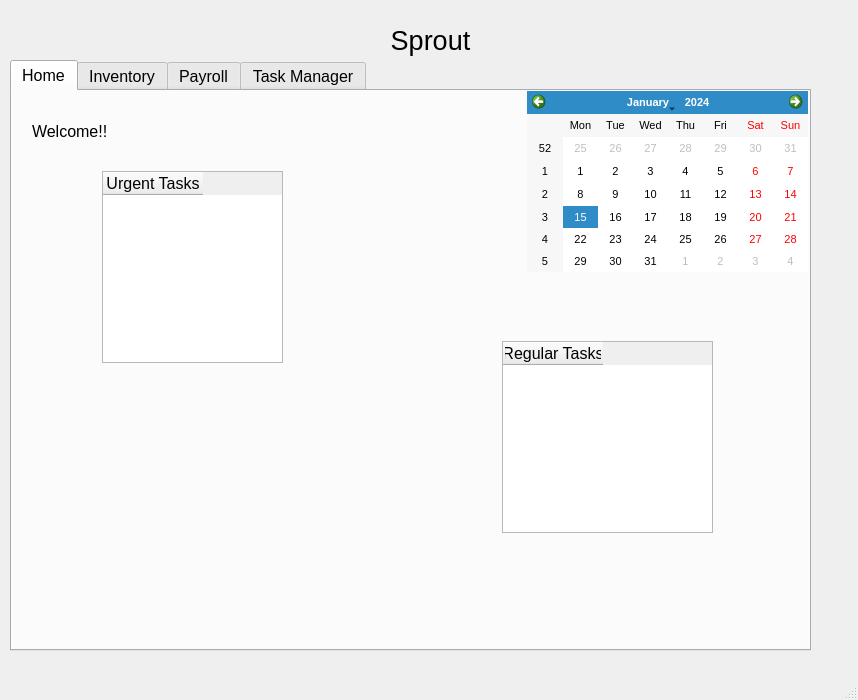
Old version of the form FarmingSystemManager/mainwindow.ui in the repository ryan-ghosh/FarmerSystemManager.
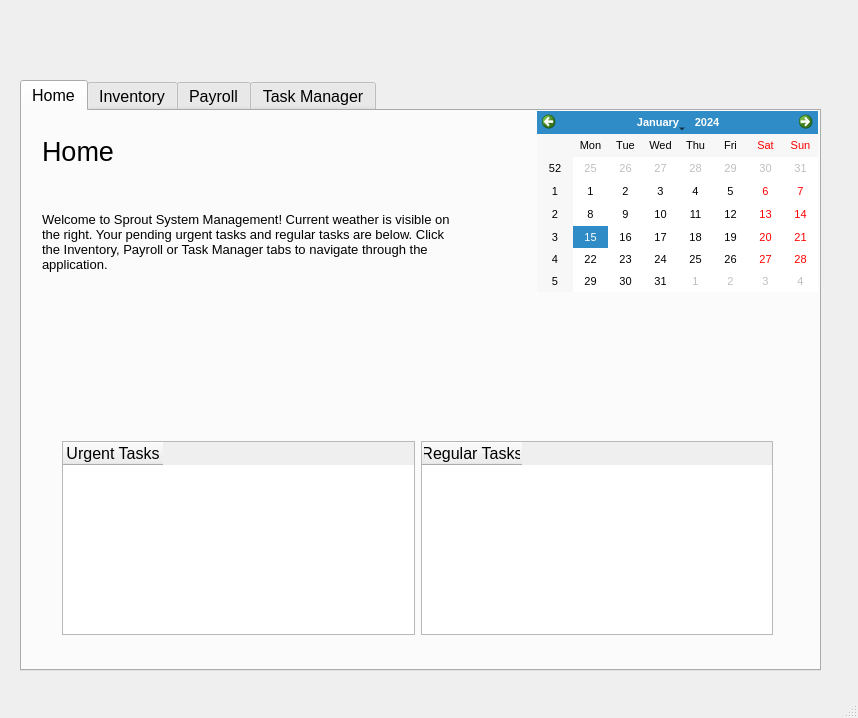
New version of the form. The open tabs and pages were chosen to show the change. Icons and pictures are not drawn.

Commit message: everything except weather done

Diff of the .ui file:
```diff
--- a/FarmingSystemManager/mainwindow.ui
+++ b/FarmingSystemManager/mainwindow.ui
@@ -7,7 +7,7 @@
     <x>0</x>
     <y>0</y>
     <width>858</width>
-    <height>700</height>
+    <height>718</height>
    </rect>
   </property>
   <property name="windowTitle">
@@ -17,8 +17,8 @@
    <widget class="QTabWidget" name="tabWidget">
     <property name="geometry">
      <rect>
-      <x>10</x>
-      <y>60</y>
+      <x>20</x>
+      <y>80</y>
       <width>801</width>
       <height>591</height>
      </rect>
@@ -71,43 +71,69 @@
        <rect>
         <x>20</x>
         <y>20</y>
-        <width>81</width>
-        <height>41</height>
-       </rect>
-      </property>
-      <property name="text">
-       <string>Welcome!!</string>
-      </property>
-     </widget>
-     <widget class="QTableWidget" name="urgentTaskTable">
-      <property name="geometry">
-       <rect>
-        <x>90</x>
-        <y>80</y>
-        <width>181</width>
-        <height>192</height>
-       </rect>
-      </property>
-      <column>
-       <property name="text">
-        <string>Urgent Tasks</string>
-       </property>
-      </column>
-     </widget>
-     <widget class="QTableWidget" name="regularTaskTable">
-      <property name="geometry">
-       <rect>
-        <x>490</x>
-        <y>250</y>
         <width>211</width>
-        <height>192</height>
+        <height>41</height>
        </rect>
       </property>
-      <column>
-       <property name="text">
-        <string>Regular Tasks</string>
-       </property>
-      </column>
+      <property name="font">
+       <font>
+        <pointsize>20</pointsize>
+       </font>
+      </property>
+      <property name="text">
+       <string>Home</string>
+      </property>
+     </widget>
+     <widget class="QLabel" name="label_28">
+      <property name="geometry">
+       <rect>
+        <x>20</x>
+        <y>70</y>
+        <width>411</width>
+        <height>121</height>
+       </rect>
+      </property>
+      <property name="font">
+       <font>
+        <pointsize>10</pointsize>
+       </font>
+      </property>
+      <property name="text">
+       <string>Welcome to Sprout System Management! Current weather is visible on the right. Your pending urgent tasks and regular tasks are below. Click the Inventory, Payroll or Task Manager tabs to navigate through the application.</string>
+      </property>
+      <property name="wordWrap">
+       <bool>true</bool>
+      </property>
+     </widget>
+     <widget class="QWidget" name="">
+      <property name="geometry">
+       <rect>
+        <x>40</x>
+        <y>330</y>
+        <width>711</width>
+        <height>194</height>
+       </rect>
+      </property>
+      <layout class="QHBoxLayout" name="horizontalLayout_9">
+       <item>
+        <widget class="QTableWidget" name="urgentTaskTable">
+         <column>
+          <property name="text">
+           <string>Urgent Tasks</string>
+          </property>
+         </column>
+        </widget>
+       </item>
+       <item>
+        <widget class="QTableWidget" name="regularTaskTable">
+         <column>
+          <property name="text">
+           <string>Regular Tasks</string>
+          </property>
+         </column>
+        </widget>
+       </item>
+      </layout>
      </widget>
     </widget>
     <widget class="QWidget" name="tab_3">
@@ -634,23 +660,20 @@
    <widget class="QLabel" name="label_2">
     <property name="geometry">
      <rect>
-      <x>30</x>
+      <x>350</x>
       <y>20</y>
-      <width>801</width>
-      <height>41</height>
+      <width>147</width>
+      <height>54</height>
      </rect>
     </property>
-    <property name="font">
-     <font>
-      <family>Segoe UI</family>
-      <pointsize>20</pointsize>
-     </font>
-    </property>
     <property name="text">
-     <string>Sprout</string>
+     <string/>
     </property>
-    <property name="alignment">
-     <set>Qt::AlignCenter</set>
+    <property name="pixmap">
+     <pixmap>icons/sproutlogo.png</pixmap>
+    </property>
+    <property name="scaledContents">
+     <bool>true</bool>
     </property>
    </widget>
   </widget>
```
Left out of the diff: 50 changed lines with no effect on the pictures. The commit also changes 10 other files.
